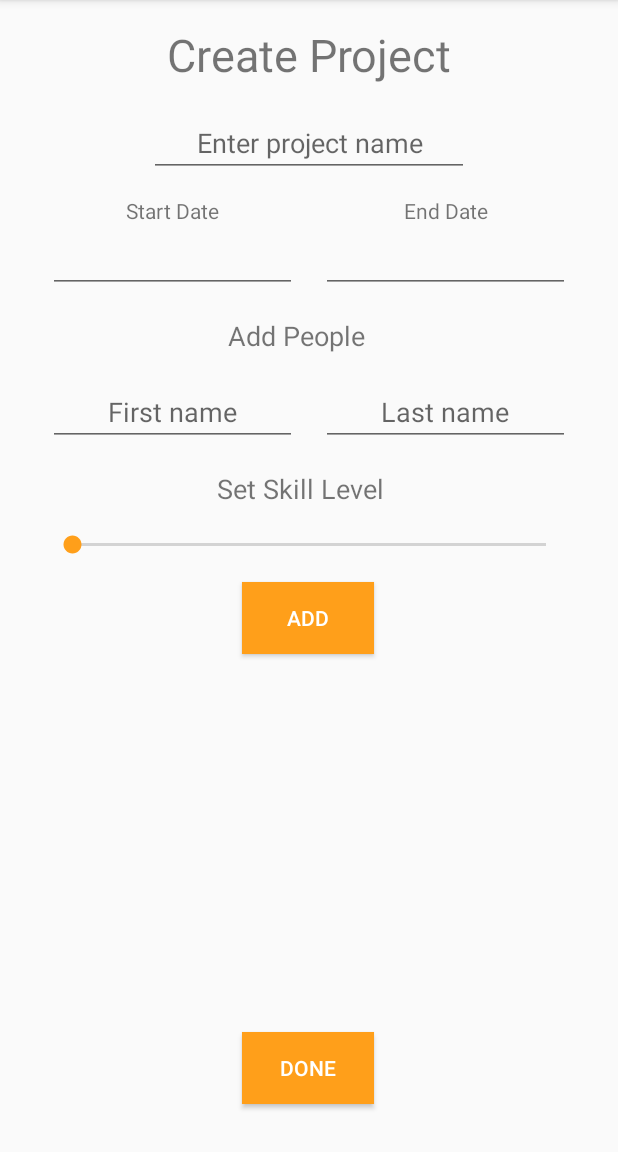
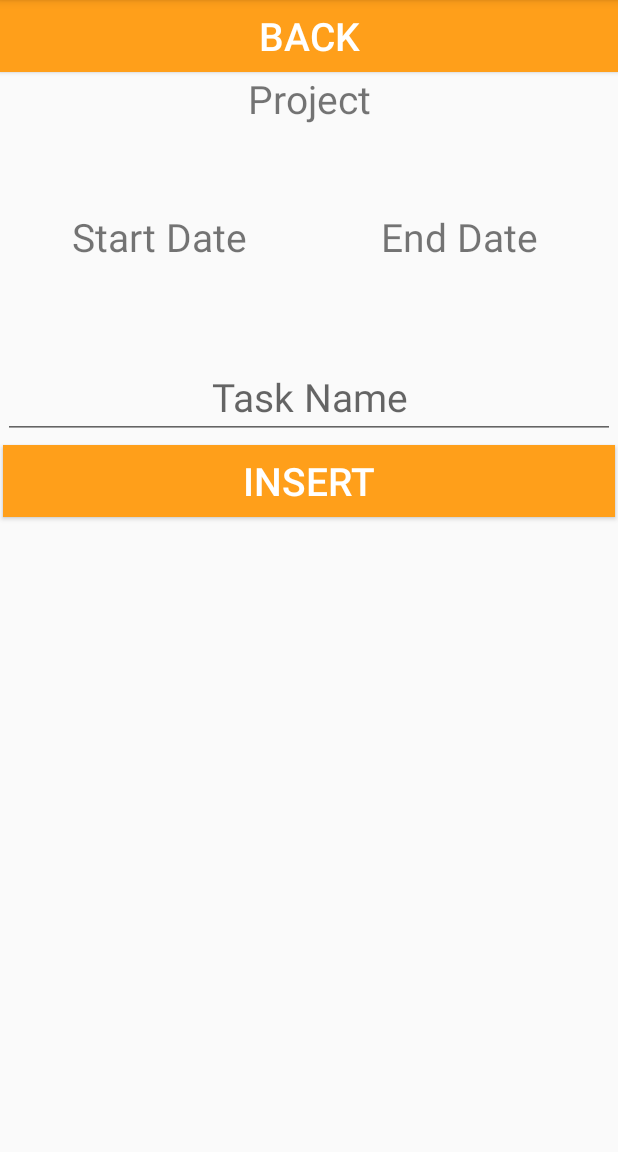
Before and after one commit to poirotTheCodeCat/programManagerA2, an Android app: the SeeTasksFragment screen opened through its navigation route, on a phone screen of 412 x 824 dp, the part 84-1236 px from its top. Run offline under Robolectric (Android 15) with nearby library versions, the phone set to English and light mode, and no system bars.

```diff
--- a/app/src/main/java/com/example/programmanagera2/HomeFragment.java
+++ b/app/src/main/java/com/example/programmanagera2/HomeFragment.java
@@ -8,10 +8,19 @@ import android.view.ViewGroup;
 import androidx.annotation.NonNull;
 import androidx.fragment.app.Fragment;
 import androidx.navigation.fragment.NavHostFragment;
+import androidx.recyclerview.widget.DefaultItemAnimator;
+import androidx.recyclerview.widget.LinearLayoutManager;
+import androidx.recyclerview.widget.RecyclerView;
 
 import com.google.android.material.floatingactionbutton.FloatingActionButton;
 
+import java.util.ArrayList;
+
 public class HomeFragment extends Fragment {
+
+    private ArrayList<Project> projectDataList = new ArrayList<Project>();
+    private RecyclerView recyclerView;
+    private ProjectListAdapter projectListAdapter;
 
     @Override
     public View onCreateView(
@@ -19,8 +28,16 @@ public class HomeFragment extends Fragment {
             Bundle savedInstanceState
     ) {
         // Inflate the layout for this fragment
-        return inflater.inflate(R.layout.fragment_home, container, false);
-//        return v;
+        View v = inflater.inflate(R.layout.fragment_home, container, false);
+
+        recyclerView = v.findViewById(R.id.recyclerFriendView);
+        projectListAdapter = new ProjectListAdapter(projectDataList);
+        RecyclerView.LayoutManager layoutManager = new LinearLayoutManager(v.getContext());
+        recyclerView.setLayoutManager(layoutManager);
+        recyclerView.setItemAnimator(new DefaultItemAnimator());
+        recyclerView.setAdapter(projectListAdapter);
+
+        return v;
     }
 
     public void onViewCreated(@NonNull View view, Bundle savedInstanceState) {
@@ -38,9 +55,10 @@ public class HomeFragment extends Fragment {
 //                        .setAction("Action", null).show();
             }
         });
+        //see if DB has an projects
 
-        //see if DB has an projects - if not then display empty list text
+        //if not then display empty list text notification
 
-        //else display recycler
+        //tasks.getAllTasks(content, projectID)
     }
 }
--- a/app/src/main/java/com/example/programmanagera2/SeeTasksFragment.java
+++ b/app/src/main/java/com/example/programmanagera2/SeeTasksFragment.java
@@ -4,12 +4,47 @@ import android.os.Bundle;
 import android.view.LayoutInflater;
 import android.view.View;
 import android.view.ViewGroup;
+import android.widget.ArrayAdapter;
+import android.widget.Button;
+import android.widget.EditText;
+import android.widget.ListView;
+import android.widget.TextView;
+import android.widget.Toast;
 
 import androidx.annotation.NonNull;
+import androidx.annotation.Nullable;
 import androidx.fragment.app.Fragment;
 import androidx.navigation.fragment.NavHostFragment;
 
+import java.util.ArrayList;
+
 public class SeeTasksFragment extends Fragment {
+
+    // declare private members adhering to UI components
+    private EditText new_task_input;
+    private Button insert_button;
+    private ListView task_list_view;
+
+    private TextView view_start;
+    private TextView view_end;
+    private TextView view_project;
+
+    // declare private project field
+    private Project current_project;
+    private ArrayList<Task> task_list;
+
+    // insert display aspects
+    private String start_date;
+    private String end_date;
+    private String project_name;
+
+    private Project this_project;
+    private ArrayList<Task> tasks;
+    private ArrayAdapter<Task> adapter;
+
+    public interface tasksListener {
+
+    }
 
     @Override
     public View onCreateView(
@@ -17,24 +52,64 @@ public class SeeTasksFragment extends Fragment {
             Bundle savedInstanceState
     ) {
         // Inflate the layout for this fragment
-        return inflater.inflate(R.layout.fragment_create_project, container, false);
+        View v = inflater.inflate(R.layout.fragment_see_tasks, container, false);
+        return v;
     }
 
-    public void onViewCreated(@NonNull View view, Bundle savedInstanceState) {
+    @Override
+    public void onViewCreated(@NonNull View view, @Nullable Bundle savedInstanceState) {
         super.onViewCreated(view, savedInstanceState);
 
-        view.findViewById(R.id.button_third).setOnClickListener(new View.OnClickListener() {
+        view_start = (TextView) view.findViewById(R.id.start_date_view);
+        view_end = (TextView) view.findViewById(R.id.end_date_view);
+        view_project = (TextView) view.findViewById(R.id.project_name_display);
+        new_task_input = (EditText) view.findViewById(R.id.task_input);
+
+        task_list_view = view.findViewById(R.id.task_list);     // find the task list
+        task_list_view.setChoiceMode(ListView.CHOICE_MODE_MULTIPLE);    // allow multiple
+
+        // TODO : find out how to pass Project from main view to this view
+
+        insert_button = (Button) view.findViewById(R.id.insert_task_button);
+        insert_button.setOnClickListener(new View.OnClickListener() {
             @Override
-            public void onClick(View view) {
-                NavHostFragment.findNavController(SeeTasksFragment.this)
-                        .navigate(R.id.action_SecondFragment_to_FirstFragment);
+            public void onClick(View v) {
+                if(new_task_input.getText().toString().isEmpty())
+                {
+                    // show message saying that cannot be empty - use toast
+
+                }
+                else
+                {
+                    String new_task = new_task_input.getText().toString();
+                    // add the task to the database
+                    ProjectDataAccess db = new ProjectDataAccess(getContext());     // call method in task object instead
+                    db.insertTask(new_task, this_project.getProject_id());   // insert the task into the database
+
+                    ArrayList<Task> tasks = db.getProjectTasks(this_project.getProject_id());
+                    if(adapter == null)
+                    {
+
+                    }
+
+                    new_task_input.setText("");
+                }
             }
         });
+    }
 
-//        Toolbar toolbar = view.findViewById(R.id.toolbar);
-//        setSupportActionBar(toolbar);
-//        ActionBar ab = getSupportActionBar();
-//        assert ab != null;
-//        ab.setDisplayHomeAsUpEnabled(true);
+    /*
+        Function: updateProject()
+        Parameters: Project project
+        Description: Sets all project aspects on page
+        Returns: nothing
+         */
+    public void updateProject(Project project)
+    {
+        this_project = project;     // set this project to the one selected
+        view_project.setText(this_project.getProject_name());
+        view_start.setText(this_project.getStart_date().toString());    // show the start date
+        view_end.setText(this_project.getEnd_date().toString());        // show the end date
     }
+
 }
--- a/app/src/main/res/layout/fragment_home.xml
+++ b/app/src/main/res/layout/fragment_home.xml
@@ -29,7 +29,7 @@
         app:layout_constraintBottom_toTopOf="@+id/fabAddProject"
         app:layout_constraintEnd_toEndOf="parent"
         app:layout_constraintStart_toStartOf="parent"
-        app:layout_constraintTop_toBottomOf="@+id/textViewWeather"
+        app:layout_constraintTop_toBottomOf="@+id/textView_weather"
         tools:listitem="@layout/recycler_view_project_list" />
 
     <TextView
@@ -47,7 +47,7 @@
         app:layout_constraintTop_toTopOf="parent" />
 
     <TextView
-        android:id="@+id/textViewWeather"
+        android:id="@+id/textView_weather"
         android:layout_width="wrap_content"
         android:layout_height="wrap_content"
         android:layout_marginStart="176dp"
@@ -69,6 +69,7 @@
         android:text="@string/no_projects"
         android:textAlignment="center"
         android:textSize="18sp"
+        android:visibility="invisible"
         app:layout_constraintBottom_toTopOf="@+id/fabAddProject"
         app:layout_constraintEnd_toEndOf="parent"
         app:layout_constraintStart_toStartOf="parent"
--- a/app/src/main/res/layout/fragment_see_tasks.xml
+++ b/app/src/main/res/layout/fragment_see_tasks.xml
@@ -1,83 +1,114 @@
 <?xml version="1.0" encoding="utf-8"?>
-<androidx.constraintlayout.widget.ConstraintLayout xmlns:android="http://schemas.android.com/apk/res/android"
-    xmlns:app="http://schemas.android.com/apk/res-auto"
+<LinearLayout xmlns:android="http://schemas.android.com/apk/res/android"
     xmlns:tools="http://schemas.android.com/tools"
     android:layout_width="match_parent"
     android:layout_height="match_parent"
+    android:orientation="vertical"
     tools:context=".CreateProjectFragment">
 
     <Button
-        android:id="@+id/button_third"
-        android:layout_width="0dp"
+        android:id="@+id/back_button"
+        android:layout_width="match_parent"
         android:layout_height="wrap_content"
-        android:layout_marginStart="160dp"
-        android:layout_marginBottom="16dp"
-        android:text="@string/finished"
-        app:layout_constraintBottom_toBottomOf="parent"
-        app:layout_constraintStart_toStartOf="parent" />
-
-    <EditText
-        android:id="@+id/editText_Project_Name"
-        android:layout_width="wrap_content"
-        android:layout_height="wrap_content"
-        android:layout_marginTop="32dp"
-        android:autofillHints="@string/enter_project_name"
-        android:ems="10"
-        android:inputType="textPersonName"
-        app:layout_constraintEnd_toEndOf="parent"
-        app:layout_constraintStart_toStartOf="parent"
-        app:layout_constraintTop_toTopOf="parent" />
-
-    <EditText
-        android:id="@+id/editText_Start_Date"
-        android:layout_width="0dp"
-        android:layout_height="wrap_content"
-        android:layout_marginStart="32dp"
-        android:layout_marginTop="32dp"
-        android:layout_marginEnd="8dp"
-        android:ems="10"
-        android:inputType="date"
-        app:layout_constraintEnd_toStartOf="@+id/editText_End_Date"
-        app:layout_constraintStart_toStartOf="parent"
-        app:layout_constraintTop_toBottomOf="@+id/editText_Project_Name"
-        android:autofillHints="" />
-
-    <EditText
-        android:id="@+id/editText_End_Date"
-        android:layout_width="0dp"
-        android:layout_height="wrap_content"
-        android:layout_marginStart="8dp"
-        android:layout_marginEnd="32dp"
-        android:ems="10"
-        android:inputType="date"
-        app:layout_constraintBaseline_toBaselineOf="@+id/editText_Start_Date"
-        app:layout_constraintEnd_toEndOf="parent"
-        app:layout_constraintStart_toEndOf="@+id/editText_Start_Date"
-        android:autofillHints="" />
+        android:background="@color/colorAccent"
+        android:text="@string/back_button_tasks"
+        android:textColor="@color/colorWhite"
+        android:textSize="26sp" />
 
     <TextView
-        android:id="@+id/textView_Start_Date"
-        android:layout_width="wrap_content"
+        android:id="@+id/project_name_display"
+        android:layout_width="match_parent"
         android:layout_height="wrap_content"
-        android:text="@string/start_date"
-        app:layout_constraintBottom_toTopOf="@+id/editText_Start_Date"
-        app:layout_constraintStart_toStartOf="@+id/editText_Start_Date" />
+        android:text="@string/project_view"
+        android:textSize="26sp"
+        android:textAlignment="center"
+        />
 
     <TextView
-        android:id="@+id/textView_End_Date"
-        android:layout_width="wrap_content"
+        android:id="@+id/project_name"
+        android:layout_width="match_parent"
         android:layout_height="wrap_content"
-        android:text="@string/end_date"
-        app:layout_constraintBottom_toTopOf="@+id/editText_End_Date"
-        app:layout_constraintStart_toStartOf="@+id/editText_End_Date" />
+        android:textAlignment="center"
+        android:textSize="36sp"
+        />
 
-    <TextView
-        android:id="@+id/textView_Create_Project"
-        android:layout_width="wrap_content"
+    <LinearLayout
+        android:orientation="horizontal"
+        android:layout_width="match_parent"
         android:layout_height="wrap_content"
-        android:text="@string/enter_project_name"
-        app:layout_constraintBottom_toTopOf="@+id/editText_Project_Name"
-        app:layout_constraintEnd_toEndOf="@+id/editText_Project_Name"
-        app:layout_constraintStart_toStartOf="@+id/editText_Project_Name" />
+        android:padding="4dp"
+        android:layout_margin="2sp">
 
-</androidx.constraintlayout.widget.ConstraintLayout>
+        <TextView
+            android:layout_width="match_parent"
+            android:layout_height="wrap_content"
+            android:text="@string/start_date"
+            android:textSize="26sp"
+            android:padding="2dp"
+            android:textAlignment="center"
+            android:layout_weight="4"
+            />
+        <TextView
+            android:layout_width="match_parent"
+            android:layout_height="wrap_content"
+            android:text="@string/end_date"
+            android:layout_weight="4"
+            android:textSize="26sp"
+            android:textAlignment="center"/>
+
+    </LinearLayout>
+
+    <LinearLayout
+        android:orientation="horizontal"
+        android:layout_width="match_parent"
+        android:layout_height="wrap_content"
+        android:padding="4dp"
+        android:layout_margin="2sp">
+
+        <TextView
+            android:id="@+id/start_date_view"
+            android:layout_width="match_parent"
+            android:layout_height="wrap_content"
+            android:textSize="26sp"
+            android:padding="2dp"
+            android:textAlignment="center"
+            android:layout_weight="4"
+            />
+        <TextView
+            android:id="@+id/end_date_view"
+            android:layout_width="match_parent"
+            android:layout_height="wrap_content"
+            android:layout_weight="4"
+            android:textSize="26sp"
+            android:textAlignment="center"/>
+    </LinearLayout>
+
+        <EditText
+            android:id="@+id/task_input"
+            android:layout_width="match_parent"
+            android:layout_height="wrap_content"
+            android:hint="@string/task_name"
+            android:textAlignment="center"
+            android:textSize="26sp"
+            android:inputType="text"
+            android:autofillHints="@string/task_name"
+            android:layout_margin="2sp"
+            />
+
+    <Button
+        android:id="@+id/insert_task_button"
+        android:layout_width="match_parent"
+        android:layout_height="wrap_content"
+        android:layout_margin="2sp"
+        android:background="@color/colorAccent"
+        android:text="@string/insert_task"
+        android:textAlignment="center"
+        android:textColor="@color/colorWhite"
+        android:textSize="26sp" />
+
+    <ListView
+        android:id="@+id/task_list"
+        android:layout_width="match_parent"
+        android:layout_height="wrap_content"/>
+
+</LinearLayout>
--- a/app/src/main/res/values/strings.xml
+++ b/app/src/main/res/values/strings.xml
@@ -8,8 +8,6 @@
     <string name="about">About</string>
     <string name="next">Next</string>
     <string name="finished">Done</string>
-    <string name="done_false">Not finished\.\.\.</string>
-    <string name="done_true">All done!</string>
     <string name="num_members">0 members</string>
     <string name="num_of_tasks">0 of 6 tasks complete</string>
     <string name="project_name">Project Name</string>
@@ -28,7 +26,17 @@
     <string name="first_name">First Name</string>
     <string name="last_name">Last Name</string>
     <string name="skill_level">0</string>
+    <string name="members"> Members</string>
+
+    <!--    <string name="your_project_welcome">Your Projects!</string>-->
+    <string name="project_view">Project</string>
 
     <!--    <string name="your_project_welcome">Your Projects!</string>-->
     <string name="hello_second_fragment">Hello second fragment. Arg: %1$s</string>
+    <string name="start_date_view">Start Date</string>
+    <string name="end_date_view">End Date</string>
+    <string name="task_name">Task Name</string>
+    <string name="insert_task">INSERT</string>
+    <string name="back_button_tasks">BACK</string>
+    <string name="complete_task_string">COMPLETE</string>
 </resources>
```
Also changed, not shown: app/src/main/java/com/example/programmanagera2/PersonInList.java (deleted, +0 -26 lines), app/src/main/java/com/example/programmanagera2/PersonListAdapter.java (deleted, +0 -109 lines), app/src/main/java/com/example/programmanagera2/Project.java (+15 -0 lines), app/src/main/java/com/example/programmanagera2/ProjectDataAccess.java (+3 -4 lines), app/src/main/java/com/example/programmanagera2/ProjectListAdapter.java (+18 -17 lines), app/src/main/java/com/example/programmanagera2/Task.java (+10 -0 lines), app/src/main/res/layout/add_person_list_item.xml (deleted, +0 -37 lines), app/src/main/res/layout/recycler_view_project_list.xml (+8 -8 lines), app/src/main/res/layout/task_row.xml (added, +22 -0 lines).
